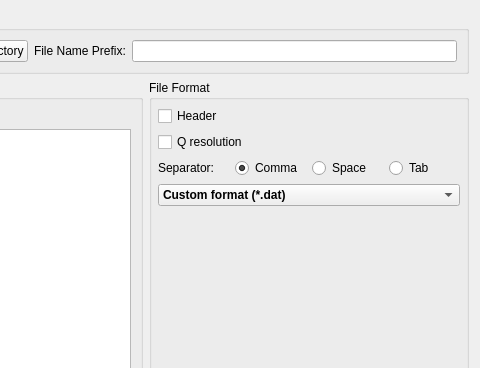
Old version of the form qt/scientific_interfaces/ISISReflectometry/GUI/Save/SaveWidget.ui in the repository mantidproject/mantid; both pictures show x 508 to 988 and y 0 to 368 of the 988 by 672 pixel window.
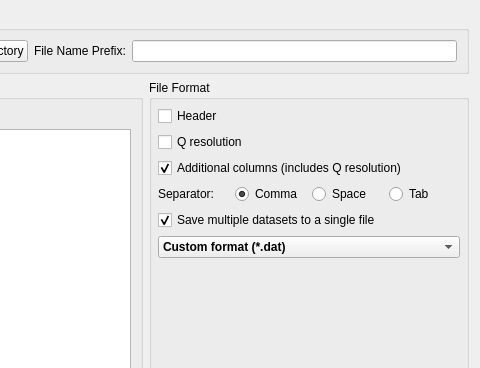
New version of the form.

Commit message: Add additional checkboxes to save tab

```diff
--- a/qt/scientific_interfaces/ISISReflectometry/GUI/Save/SaveWidget.ui
+++ b/qt/scientific_interfaces/ISISReflectometry/GUI/Save/SaveWidget.ui
@@ -185,7 +185,7 @@
        <property name="alignment">
         <set>Qt::AlignLeading|Qt::AlignLeft|Qt::AlignTop</set>
        </property>
-       <layout class="QVBoxLayout" name="verticalLayout_4" stretch="0,0,0,0,0,0">
+       <layout class="QVBoxLayout" name="verticalLayout_4" stretch="0,0,0,0,0,0,0,0">
         <property name="leftMargin">
          <number>6</number>
         </property>
@@ -212,6 +212,19 @@
           </property>
          </widget>
         </item>
+        <item>
+         <widget class="QCheckBox" name="extraColumnsCheckBox">
+          <property name="toolTip">
+           <string>Include columns Q resolution, lambda, dlambda, theta and dtheta for non-stitched datasets.</string>
+          </property>
+          <property name="text">
+           <string>Additional columns (includes Q resolution)</string>
+          </property>
+          <property name="checked">
+           <bool>true</bool>
+          </property>
+         </widget>
+        </item>
         <item>
          <layout class="QHBoxLayout" name="separatorButtons">
           <property name="sizeConstraint">
@@ -289,6 +302,16 @@
           </item>
          </layout>
         </item>
+        <item>
+         <widget class="QCheckBox" name="multipleDatasetsCheckBox">
+          <property name="text">
+           <string>Save multiple datasets to a single file</string>
+          </property>
+          <property name="checked">
+           <bool>true</bool>
+          </property>
+         </widget>
+        </item>
         <item>
          <widget class="QComboBox" name="fileFormatComboBox">
           <property name="font">
```
The commit also changes 4 other files.
